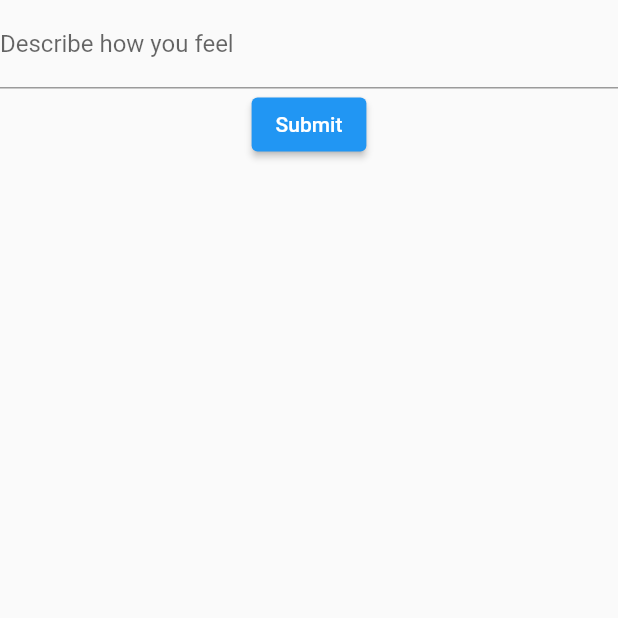
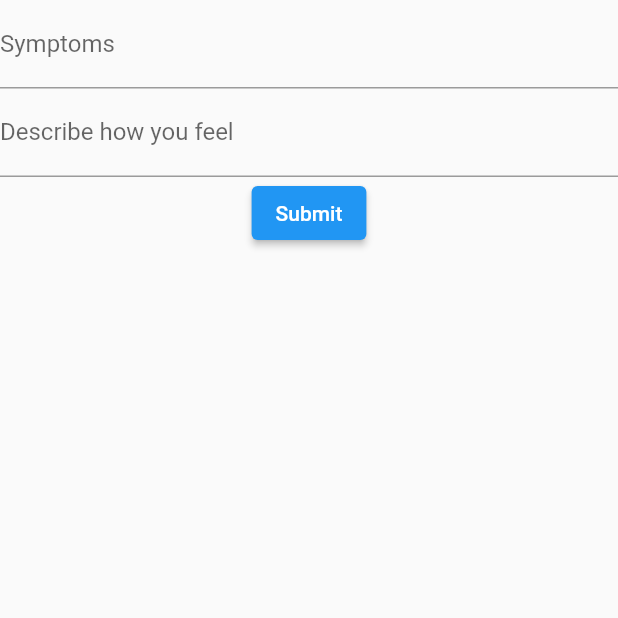
Before and after one commit to AnthonyLimanto/SEPT_Project, a Flutter app: the AppointmentForm screen opened directly, on a phone screen of 412 x 824 dp, the top half of it. Run offline on Flutter 3.47's test engine with Material 2 defaults, Android fonts, the phone set to English and light mode, and no system bars.

Commit message:
Add Symptoms field

```diff
--- a/shrimpfriedrice/lib/Pages/booking-form.dart
+++ b/shrimpfriedrice/lib/Pages/booking-form.dart
@@ -12,8 +12,8 @@ class AppointmentFormState extends State<AppointmentForm> {
 
   /* Contains the form values */
   final _fields = {
+    "symptoms": "",
     "description": "",
-    "doctorId": -1,
   };
 
   handleSubmit() {
@@ -30,6 +30,16 @@ class AppointmentFormState extends State<AppointmentForm> {
     return Scaffold(
         body: Column(
           children: <Widget>[
+            /* Symptoms */
+            TextFormField(
+              onChanged: (String value) {
+                _fields["symptoms"] = value;
+              },
+              decoration: const InputDecoration(
+                labelText: "Symptoms"
+              ),
+            ),
+
             /* Describe how you feel */
             TextFormField(
               validator: (value) {
--- a/shrimpfriedrice/lib/main.dart
+++ b/shrimpfriedrice/lib/main.dart
@@ -2,7 +2,7 @@ import 'package:flutter/material.dart';
 import 'package:shrimpfriedrice/Pages/home.dart';
 import 'package:shrimpfriedrice/Pages/login.dart';
 import 'package:shrimpfriedrice/Pages/register.dart';
-import 'package:shrimpfriedrice/Pages/book.dart';
+import 'package:shrimpfriedrice/Pages/booking-form.dart';
 import 'package:shrimpfriedrice/Pages/medication.dart';
 import 'package:shrimpfriedrice/Components/appointmentList.dart';
 import 'package:shrimpfriedrice/Components/medicationList.dart';
```
